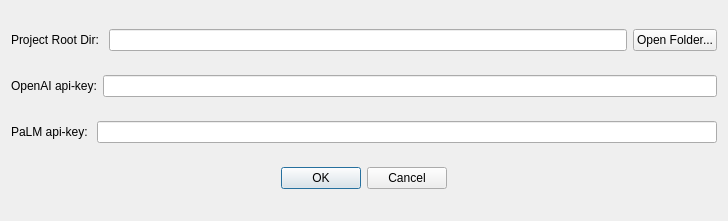
First picture: the form in ui/settings.ui, repository CasinoHe/GenerateCodeUseGPT, before the edit.
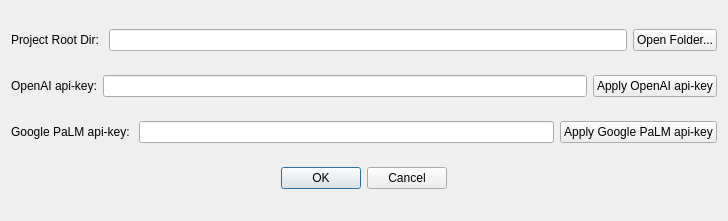
Second picture: the form after the edit.

Commit message: complete settings dialog. we can apply and configure api-key in this dialog

The edit to the form file:
```diff
--- a/ui/settings.ui
+++ b/ui/settings.ui
@@ -49,6 +49,13 @@
        <item>
         <widget class="QLineEdit" name="lineEditOpenAIKey"/>
        </item>
+       <item>
+        <widget class="QPushButton" name="pushButtonApplyOpenAIKey">
+         <property name="text">
+          <string>Apply OpenAI api-key</string>
+         </property>
+        </widget>
+       </item>
       </layout>
      </item>
      <item>
@@ -56,13 +63,20 @@
        <item>
         <widget class="QLabel" name="label_3">
          <property name="text">
-          <string>PaLM api-key: </string>
+          <string>Google PaLM api-key: </string>
          </property>
         </widget>
        </item>
        <item>
         <widget class="QLineEdit" name="lineEditGooglePalmKey"/>
        </item>
+       <item>
+        <widget class="QPushButton" name="pushButtonApplyGooglePalmKey">
+         <property name="text">
+          <string>Apply Google PaLM api-key</string>
+         </property>
+        </widget>
+       </item>
       </layout>
      </item>
      <item>
```
The commit also changes 5 other files.
